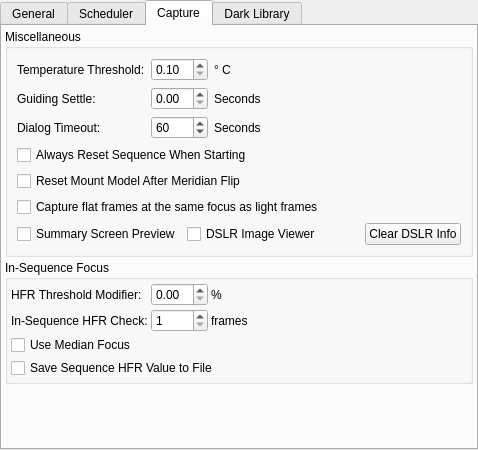
Above: kstars/ekos/opsekos.ui from KDE/kstars before the change. Below: the same form after it.
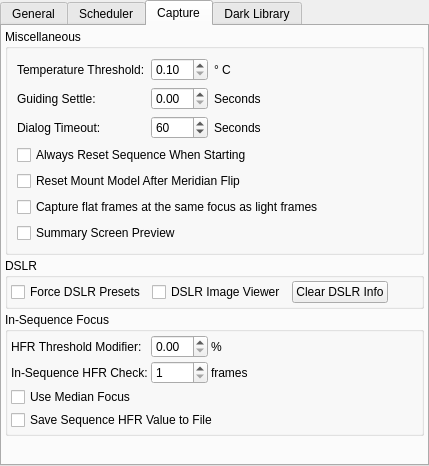
That is the form after the change. The open tabs and pages were chosen to show the change. Icons and pictures are not drawn.

Commit message: Add force DSLR presets option to ensure accurate DSLR exposure times when possible

Patch:
```diff
--- a/kstars/ekos/opsekos.ui
+++ b/kstars/ekos/opsekos.ui
@@ -6,8 +6,8 @@
    <rect>
     <x>0</x>
     <y>0</y>
-    <width>478</width>
-    <height>450</height>
+    <width>429</width>
+    <height>466</height>
    </rect>
   </property>
   <property name="windowTitle">
@@ -541,16 +541,6 @@
            </property>
           </widget>
          </item>
-         <item>
-          <widget class="QCheckBox" name="kcfg_useDSLRImageViewer">
-           <property name="toolTip">
-            <string>Display received DSLR images in the Image Viewer</string>
-           </property>
-           <property name="text">
-            <string>DSLR Image Viewer</string>
-           </property>
-          </widget>
-         </item>
          <item>
           <spacer name="horizontalSpacer_6">
            <property name="orientation">
@@ -564,21 +554,84 @@
            </property>
           </spacer>
          </item>
-         <item>
-          <widget class="QPushButton" name="clearDSLRInfoB">
-           <property name="toolTip">
-            <string>Clear saved DSLR sizes</string>
-           </property>
-           <property name="text">
-            <string>Clear DSLR Info</string>
-           </property>
-          </widget>
-         </item>
         </layout>
        </item>
       </layout>
      </widget>
     </item>
+    <item>
+     <widget class="QGroupBox" name="groupBox_4">
+      <property name="title">
+       <string>DSLR</string>
+      </property>
+      <layout class="QHBoxLayout" name="horizontalLayout_4">
+       <property name="leftMargin">
+        <number>3</number>
+       </property>
+       <property name="topMargin">
+        <number>3</number>
+       </property>
+       <property name="rightMargin">
+        <number>3</number>
+       </property>
+       <property name="bottomMargin">
+        <number>3</number>
+       </property>
+       <item>
+        <widget class="QCheckBox" name="kcfg_ForceDSLRPresets">
+         <property name="toolTip">
+          <string>&lt;html&gt;&lt;head/&gt;&lt;body&gt;&lt;p&gt;Force exposure times to align with DSLR exposure presets. This insures accurate exposure times for sub-second exposures.&lt;/p&gt;&lt;/body&gt;&lt;/html&gt;</string>
+         </property>
+         <property name="text">
+          <string>Force DSLR Presets</string>
+         </property>
+        </widget>
+       </item>
+       <item>
+        <widget class="QCheckBox" name="kcfg_useDSLRImageViewer">
+         <property name="toolTip">
+          <string>Display received DSLR images in the Image Viewer</string>
+         </property>
+         <property name="text">
+          <string>DSLR Image Viewer</string>
+         </property>
+        </widget>
+       </item>
+       <item>
+        <widget class="QPushButton" name="clearDSLRInfoB">
+         <property name="toolTip">
+          <string>Clear saved DSLR sizes</string>
+         </property>
+         <property name="text">
+          <string>Clear DSLR Info</string>
+         </property>
+         <property name="icon">
+          <iconset theme="edit-clear"/>
+         </property>
+         <property name="iconSize">
+          <size>
+           <width>24</width>
+           <height>24</height>
+          </size>
+         </property>
+        </widget>
+       </item>
+       <item>
+        <spacer name="horizontalSpacer_8">
+         <property name="orientation">
+          <enum>Qt::Horizontal</enum>
+         </property>
+         <property name="sizeHint" stdset="0">
+          <size>
+           <width>28</width>
+           <height>20</height>
+          </size>
+         </property>
+        </spacer>
+       </item>
+      </layout>
+     </widget>
+    </item>
     <item>
      <widget class="QGroupBox" name="groupBox_2">
       <property name="title">
```
Left out of the diff: 49 changed lines with no effect on the pictures. The commit also changes 3 other files.
